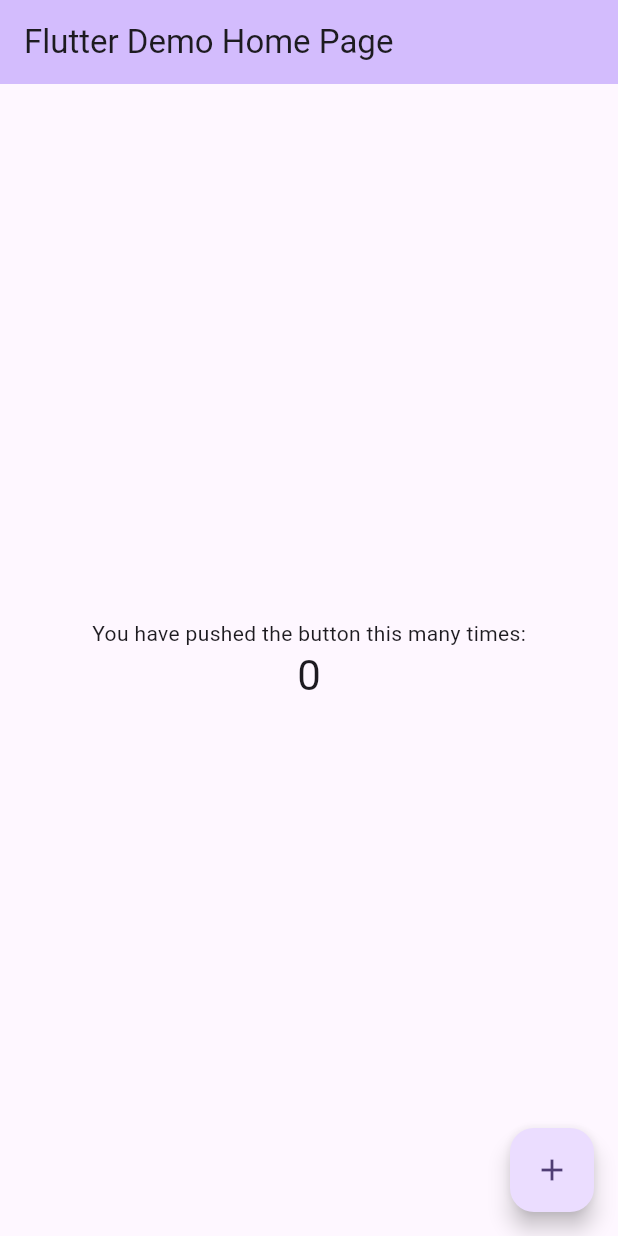
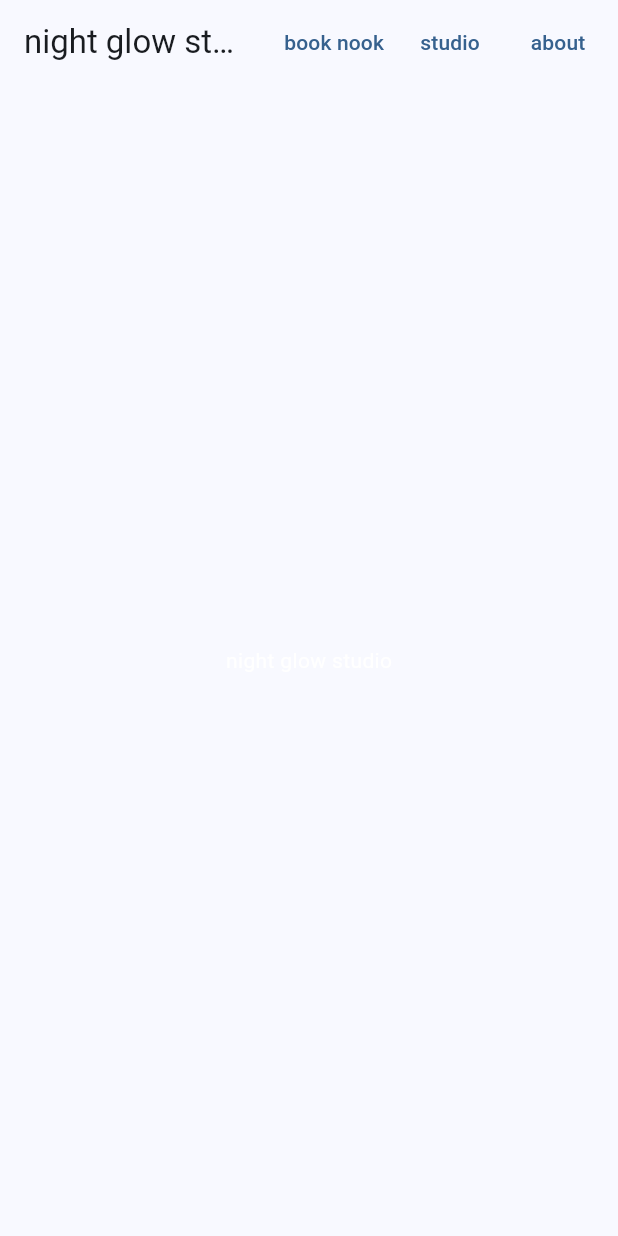
Before and after one commit to colleenkhm/night-glow-studio, a Flutter app: the screen it shows after launch, on a phone screen of 412 x 824 dp. Run offline on Flutter 3.47's test engine with Material 3 defaults, Android fonts, the phone set to English and light mode, and no system bars.

Commit message:
add header

```diff
--- /dev/null
+++ b/night_glow_studio/lib/app_header.dart
@@ -0,0 +1,29 @@
+import 'package:flutter/material.dart';
+
+class NsAppBar extends StatelessWidget implements PreferredSizeWidget {
+  const NsAppBar({super.key});
+
+  @override
+  Size get preferredSize => const Size.fromHeight(kToolbarHeight);
+
+  @override
+  Widget build(BuildContext context) {
+    return AppBar(centerTitle: false, automaticallyImplyLeading: false, title: GestureDetector(onTap: () => Navigator.popUntil(context, (route) => route.isFirst),
+    child: const Text('night glow studio'),
+    ),
+    actions: [
+      TextButton(onPressed: () => Navigator.pushNamed(context, '/about'),
+      child: const Text('book nook'),
+      ),
+      TextButton(onPressed: () => Navigator.pushNamed(context, '/about'),
+      child: const Text('studio'),
+      ),
+      const SizedBox(width: 8),
+      TextButton(onPressed: () => Navigator.pushNamed(context, '/about'),
+      child: const Text('about'),
+      ),
+      const SizedBox(width: 8),
+    ]
+    );
+  }
+}
--- a/night_glow_studio/lib/main.dart
+++ b/night_glow_studio/lib/main.dart
@@ -1,4 +1,5 @@
 import 'package:flutter/material.dart';
+import 'app_header.dart';
 
 void main() {
   runApp(const MyApp());
@@ -7,115 +8,29 @@ void main() {
 class MyApp extends StatelessWidget {
   const MyApp({super.key});
 
-  // This widget is the root of your application.
   @override
   Widget build(BuildContext context) {
     return MaterialApp(
-      title: 'Flutter Demo',
+      debugShowCheckedModeBanner: false, // Removes the debug banner in the corner
+      title: 'night glow studio',
       theme: ThemeData(
-        // This is the theme of your application.
-        //
-        // TRY THIS: Try running your application with "flutter run". You'll see
-        // the application has a purple toolbar. Then, without quitting the app,
-        // try changing the seedColor in the colorScheme below to Colors.green
-        // and then invoke "hot reload" (save your changes or press the "hot
-        // reload" button in a Flutter-supported IDE, or press "r" if you used
-        // the command line to start the app).
-        //
-        // Notice that the counter didn't reset back to zero; the application
-        // state is not lost during the reload. To reset the state, use hot
-        // restart instead.
-        //
-        // This works for code too, not just values: Most code changes can be
-        // tested with just a hot reload.
-        colorScheme: .fromSeed(seedColor: Colors.deepPurple),
+        colorScheme: ColorScheme.fromSeed(seedColor: Colors.blue),
+        useMaterial3: true,
       ),
-      home: const MyHomePage(title: 'Flutter Demo Home Page'),
+      home: const BlankScreen(),
     );
   }
 }
 
-class MyHomePage extends StatefulWidget {
-  const MyHomePage({super.key, required this.title});
-
-  // This widget is the home page of your application. It is stateful, meaning
-  // that it has a State object (defined below) that contains fields that affect
-  // how it looks.
-
-  // This class is the configuration for the state. It holds the values (in this
-  // case the title) provided by the parent (in this case the App widget) and
-  // used by the build method of the State. Fields in a Widget subclass are
-  // always marked "final".
-
-  final String title;
-
-  @override
-  State<MyHomePage> createState() => _MyHomePageState();
-}
-
-class _MyHomePageState extends State<MyHomePage> {
-  int _counter = 0;
-
-  void _incrementCounter() {
-    setState(() {
-      // This call to setState tells the Flutter framework that something has
-      // changed in this State, which causes it to rerun the build method below
-      // so that the display can reflect the updated values. If we changed
-      // _counter without calling setState(), then the build method would not be
-      // called again, and so nothing would appear to happen.
-      _counter++;
-    });
-  }
+class BlankScreen extends StatelessWidget {
+  const BlankScreen({super.key});
 
   @override
   Widget build(BuildContext context) {
-    // This method is rerun every time setState is called, for instance as done
-    // by the _incrementCounter method above.
-    //
-    // The Flutter framework has been optimized to make rerunning build methods
-    // fast, so that you can just rebuild anything that needs updating rather
-    // than having to individually change instances of widgets.
     return Scaffold(
-      appBar: AppBar(
-        // TRY THIS: Try changing the color here to a specific color (to
-        // Colors.amber, perhaps?) and trigger a hot reload to see the AppBar
-        // change color while the other colors stay the same.
-        backgroundColor: Theme.of(context).colorScheme.inversePrimary,
-        // Here we take the value from the MyHomePage object that was created by
-        // the App.build method, and use it to set our appbar title.
-        title: Text(widget.title),
-      ),
+      appBar: const NsAppBar(),
       body: Center(
-        // Center is a layout widget. It takes a single child and positions it
-        // in the middle of the parent.
-        child: Column(
-          // Column is also a layout widget. It takes a list of children and
-          // arranges them vertically. By default, it sizes itself to fit its
-          // children horizontally, and tries to be as tall as its parent.
-          //
-          // Column has various properties to control how it sizes itself and
-          // how it positions its children. Here we use mainAxisAlignment to
-          // center the children vertically; the main axis here is the vertical
-          // axis because Columns are vertical (the cross axis would be
-          // horizontal).
-          //
-          // TRY THIS: Invoke "debug painting" (choose the "Toggle Debug Paint"
-          // action in the IDE, or press "p" in the console), to see the
-          // wireframe for each widget.
-          mainAxisAlignment: .center,
-          children: [
-            const Text('You have pushed the button this many times:'),
-            Text(
-              '$_counter',
-              style: Theme.of(context).textTheme.headlineMedium,
-            ),
-          ],
-        ),
-      ),
-      floatingActionButton: FloatingActionButton(
-        onPressed: _incrementCounter,
-        tooltip: 'Increment',
-        child: const Icon(Icons.add),
+        child: Text('night glow studio', style: const TextStyle(color: Colors.white)),
       ),
     );
   }
```
